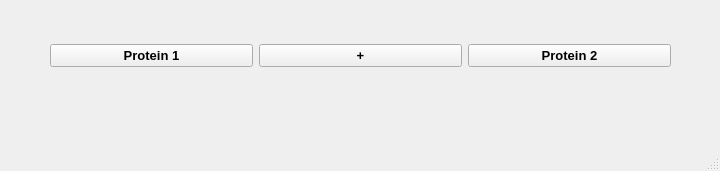
Before: the Qt Designer form basewindow.ui in aaismailov/LabOop, drawn with Qt 5.
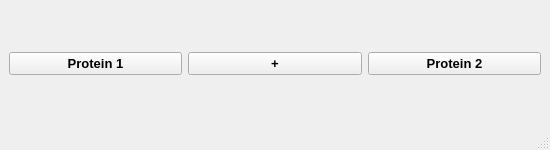
After: the same form once the commit is applied.

Diff of the .ui file:
```diff
--- a/basewindow.ui
+++ b/basewindow.ui
@@ -6,23 +6,22 @@
    <rect>
     <x>0</x>
     <y>0</y>
-    <width>720</width>
-    <height>171</height>
+    <width>550</width>
+    <height>150</height>
    </rect>
   </property>
+  <property name="minimumSize">
+   <size>
+    <width>550</width>
+    <height>150</height>
+   </size>
+  </property>
   <property name="windowTitle">
    <string>MainWindow</string>
   </property>
   <widget class="QWidget" name="centralwidget">
-   <widget class="QWidget" name="horizontalLayoutWidget">
-    <property name="geometry">
-     <rect>
-      <x>50</x>
-      <y>20</y>
-      <width>621</width>
-      <height>71</height>
-     </rect>
-    </property>
+   <layout class="QHBoxLayout" name="horizontalLayout_2">
+    <item>
     <layout class="QHBoxLayout" name="horizontalLayout">
      <item>
       <widget class="QPushButton" name="pushFirstProteinButton">
@@ -67,7 +66,8 @@
       </widget>
      </item>
     </layout>
-   </widget>
+    </item>
+   </layout>
   </widget>
   <widget class="QMenuBar" name="menubar">
    <property name="geometry">
```
Left out of the diff: 2 changed lines with no effect on the pictures. Lines whose indentation alone changed are shown as unchanged.
